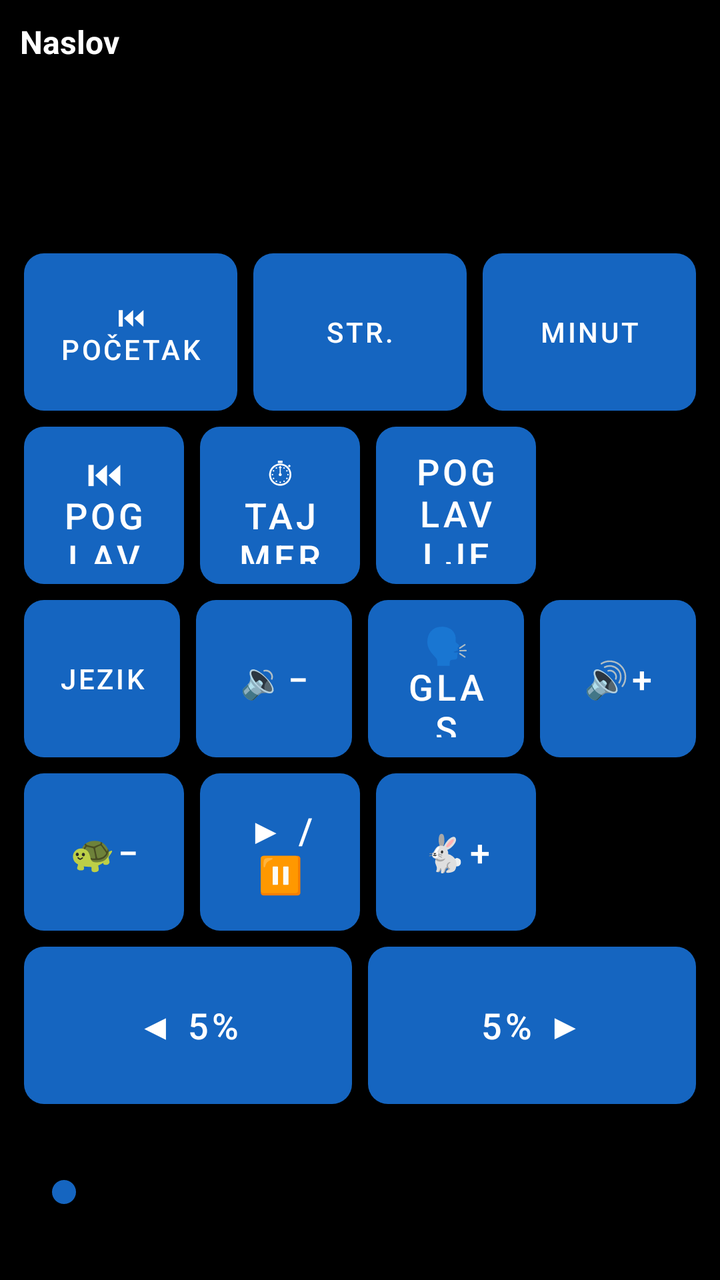
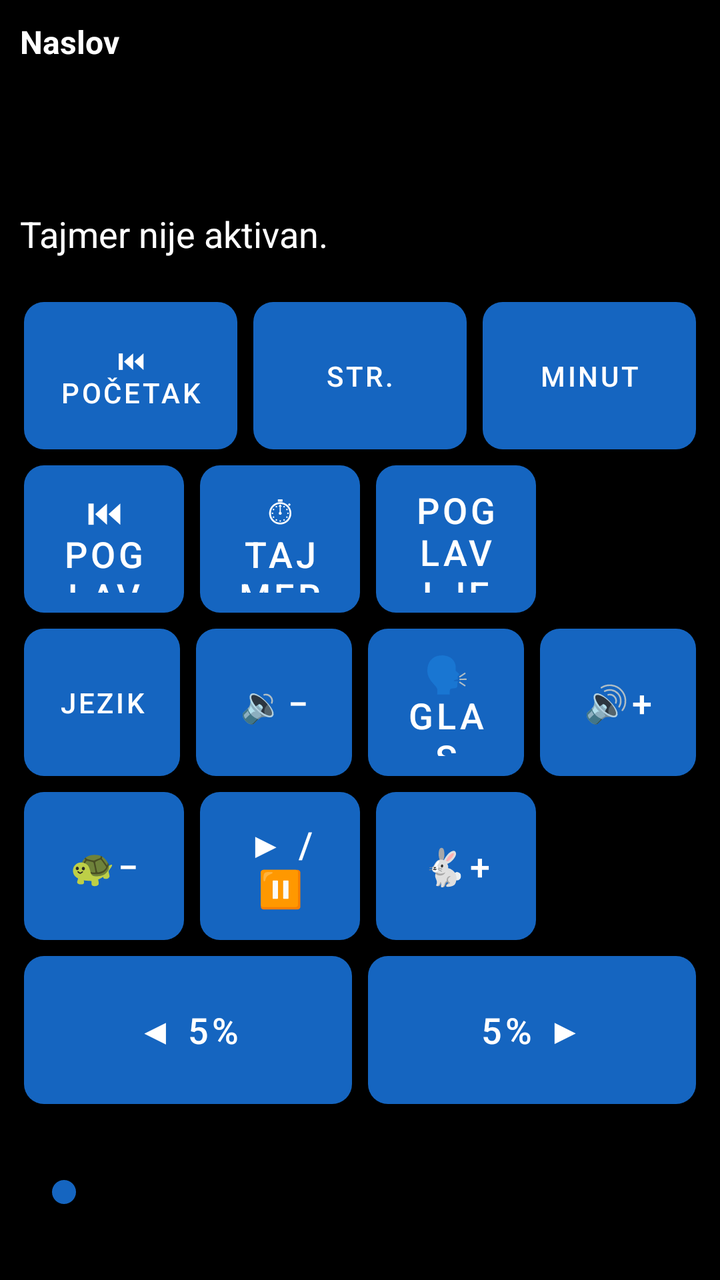

Screens rendered from an Android XML layout before and after an edit, with the pre-edit source and the edit as a unified diff.
<!-- AndroidManifest.xml: application theme Theme.RecPoRec -->
<!-- res/layout/activity_reader.xml -->
<?xml version="1.0" encoding="utf-8"?>
<LinearLayout xmlns:android="http://schemas.android.com/apk/res/android"
    android:layout_width="match_parent"
    android:layout_height="match_parent"
    android:orientation="vertical"
    android:fitsSystemWindows="true"
    android:background="@color/background">

    
    <LinearLayout
        android:layout_width="match_parent"
        android:layout_height="wrap_content"
        android:orientation="vertical"
        android:padding="10dp">

        <TextView
            android:id="@+id/textDocTitle"
            android:layout_width="match_parent"
            android:layout_height="wrap_content"
            android:textSize="16sp"
            android:textStyle="bold"
            android:textColor="@color/text_primary"
            android:maxLines="1"
            android:ellipsize="end"
            android:text="Naslov" />

        <TextView
            android:id="@+id/textPages"
            android:layout_width="match_parent"
            android:layout_height="wrap_content"
            android:textSize="18sp"
            android:textColor="@color/text_primary"
            android:accessibilityLiveRegion="polite" />

        <TextView
            android:id="@+id/textElapsed"
            android:layout_width="match_parent"
            android:layout_height="wrap_content"
            android:textSize="18sp"
            android:textColor="@color/text_primary" />

        <TextView
            android:id="@+id/textRemaining"
            android:layout_width="match_parent"
            android:layout_height="wrap_content"
            android:textSize="18sp"
            android:textColor="@color/text_primary" />
    </LinearLayout>

    
    <LinearLayout
        android:layout_width="match_parent"
        android:layout_height="0dp"
        android:layout_weight="1"
        android:orientation="vertical"
        android:padding="8dp">

        
        <LinearLayout
            android:layout_width="match_parent"
            android:layout_height="0dp"
            android:layout_weight="1"
            android:orientation="horizontal">

            <Button android:id="@+id/btnGoStart" style="@style/KeyButton"
                android:backgroundTint="@color/btn_goto_page"
                android:contentDescription="Idi na početak dokumenta"
                android:textSize="14sp"
                android:text="⏮ Početak" />

            <Button android:id="@+id/btnGotoPage" style="@style/KeyButton"
                android:backgroundTint="@color/btn_goto_page"
                android:contentDescription="@string/btn_goto_page"
                android:textSize="14sp"
                android:text="Str." />

            <Button android:id="@+id/btnGotoMinute" style="@style/KeyButton"
                android:backgroundTint="@color/btn_goto_page"
                android:contentDescription="Idi na određeni minut u dokumentu"
                android:textSize="14sp"
                android:text="Minut" />
        </LinearLayout>

        
        <LinearLayout
            android:layout_width="match_parent"
            android:layout_height="0dp"
            android:layout_weight="1"
            android:orientation="horizontal">

            <Button android:id="@+id/btnPrevChapter" style="@style/KeyButton"
                android:backgroundTint="@color/btn_chapter"
                android:contentDescription="@string/btn_prev_chapter"
                android:text="⏮ Poglavlje" />

            <Button android:id="@+id/btnTimer" style="@style/KeyButton"
                android:backgroundTint="@color/btn_timer"
                android:contentDescription="@string/btn_timer"
                android:text="⏱ Tajmer" />

            <Button android:id="@+id/btnNextChapter" style="@style/KeyButton"
                android:backgroundTint="@color/btn_chapter"
                android:contentDescription="@string/btn_next_chapter"
                android:text="Poglavlje ⏭" />

            <View
                android:layout_width="0dp"
                android:layout_height="match_parent"
                android:layout_weight="1"
                android:importantForAccessibility="no" />
        </LinearLayout>

        
        <LinearLayout
            android:layout_width="match_parent"
            android:layout_height="0dp"
            android:layout_weight="1"
            android:orientation="horizontal">

            <Button android:id="@+id/btnDocLanguage" style="@style/KeyButton"
                android:backgroundTint="@color/btn_goto_page"
                android:contentDescription="Jezik za ovaj dokument"
                android:textSize="14sp"
                android:text="Jezik" />

            <Button android:id="@+id/btnVolDown" style="@style/KeyButton"
                android:backgroundTint="@color/btn_volume"
                android:contentDescription="@string/btn_vol_down"
                android:text="🔉−" />

            <Button android:id="@+id/btnVoice" style="@style/KeyButton"
                android:backgroundTint="@color/btn_voice"
                android:contentDescription="@string/btn_voice"
                android:text="🗣 Glas" />

            <Button android:id="@+id/btnVolUp" style="@style/KeyButton"
                android:backgroundTint="@color/btn_volume"
                android:contentDescription="@string/btn_vol_up"
                android:text="🔊+" />
        </LinearLayout>

        
        <LinearLayout
            android:layout_width="match_parent"
            android:layout_height="0dp"
            android:layout_weight="1"
            android:orientation="horizontal">

            <Button android:id="@+id/btnSpeedDown" style="@style/KeyButton"
                android:backgroundTint="@color/btn_speed"
                android:contentDescription="@string/btn_speed_down"
                android:text="🐢−" />

            <Button android:id="@+id/btnPlayPause" style="@style/KeyButton"
                android:backgroundTint="@color/btn_play"
                android:contentDescription="@string/btn_play_pause"
                android:text="▶ / ⏸" />

            <Button android:id="@+id/btnSpeedUp" style="@style/KeyButton"
                android:backgroundTint="@color/btn_speed"
                android:contentDescription="@string/btn_speed_up"
                android:text="🐇+" />

            <View
                android:layout_width="0dp"
                android:layout_height="match_parent"
                android:layout_weight="1"
                android:importantForAccessibility="no" />
        </LinearLayout>

        
        <LinearLayout
            android:layout_width="match_parent"
            android:layout_height="0dp"
            android:layout_weight="1"
            android:orientation="horizontal">

            <Button android:id="@+id/btnStepBack" style="@style/KeyButton"
                android:layout_weight="2"
                android:backgroundTint="@color/btn_page_nav"
                android:contentDescription="@string/slider_back"
                android:text="◀ 5%" />

            <Button android:id="@+id/btnStepForward" style="@style/KeyButton"
                android:layout_weight="2"
                android:backgroundTint="@color/btn_page_nav"
                android:contentDescription="@string/slider_forward"
                android:text="5% ▶" />
        </LinearLayout>

    </LinearLayout>

    
    <SeekBar
        android:id="@+id/seekProgress"
        android:layout_width="match_parent"
        android:layout_height="56dp"
        android:layout_marginStart="16dp"
        android:layout_marginEnd="16dp"
        android:layout_marginTop="4dp"
        android:layout_marginBottom="16dp"
        android:contentDescription="@string/slider_position"
        android:max="100"
        android:progressTint="@color/btn_voice"
        android:thumbTint="@color/btn_voice" />

</LinearLayout>
<!-- resources referenced by this layout -->
<resources>
  <color name="background">#000000</color>
  <color name="btn_chapter">#2E7D32</color>
  <color name="btn_goto_page">#4527A0</color>
  <color name="btn_page_nav">#AD1457</color>
  <color name="btn_play">#D84315</color>
  <color name="btn_speed">#00838F</color>
  <color name="btn_timer">#6A1B9A</color>
  <color name="btn_voice">#1565C0</color>
  <color name="btn_volume">#F9A825</color>
  <color name="text_primary">#FFFFFF</color>
  <string name="btn_goto_page">Idi na stranicu</string>
  <string name="btn_next_chapter">Sledeće poglavlje</string>
  <string name="btn_play_pause">Pusti ili pauziraj čitanje</string>
  <string name="btn_prev_chapter">Prethodno poglavlje</string>
  <string name="btn_speed_down">Smanji brzinu čitanja</string>
  <string name="btn_speed_up">Povećaj brzinu čitanja</string>
  <string name="btn_timer">Tajmer za automatsku pauzu</string>
  <string name="btn_voice">Izbor glasa</string>
  <string name="btn_vol_down">Smanji jačinu zvuka</string>
  <string name="btn_vol_up">Pojačaj zvuk</string>
  <string name="slider_back">Pomeri pet posto unazad</string>
  <string name="slider_forward">Pomeri pet posto unapred</string>
  <string name="slider_position">Klizač za pomeranje kroz knjigu, pet posto po koraku</string>
  <style name="KeyButton">
          <item name="android:layout_width">0dp</item>
          <item name="android:layout_height">match_parent</item>
          <item name="android:layout_weight">1</item>
          <item name="android:layout_margin">4dp</item>
          <item name="android:textSize">18sp</item>
          <item name="android:textColor">@color/button_text</item>
          <item name="android:background">@drawable/key_button_shape</item>
          <item name="android:stateListAnimator">@null</item>
          <item name="android:elevation">0dp</item>
      </style>
  <style name="Theme.RecPoRec" parent="Theme.MaterialComponents.DayNight.NoActionBar">
          <item name="android:windowBackground">@color/background</item>
          <item name="android:textColorPrimary">@color/text_primary</item>
          <item name="colorPrimary">@color/btn_voice</item>
          <item name="colorOnPrimary">@color/button_text</item>
      </style>
  <color name="button_text">#FFFFFF</color>
  <!-- drawable key_button_shape (drawable) -->
  <?xml version="1.0" encoding="utf-8"?>
  <shape xmlns:android="http://schemas.android.com/apk/res/android"
      android:shape="rectangle">
      <corners android:radius="10dp" />
      <solid android:color="#FFFFFF" />
  </shape>
</resources>

<!-- the commit's change to res/layout/activity_reader.xml (unified diff, before → after) -->
@@ -45,6 +45,14 @@
             android:layout_height="wrap_content"
             android:textSize="18sp"
             android:textColor="@color/text_primary" />
+
+        <TextView
+            android:id="@+id/textTimerStatus"
+            android:layout_width="match_parent"
+            android:layout_height="wrap_content"
+            android:textSize="18sp"
+            android:textColor="@color/text_primary"
+            android:text="Tajmer nije aktivan." />
     </LinearLayout>
 
     
